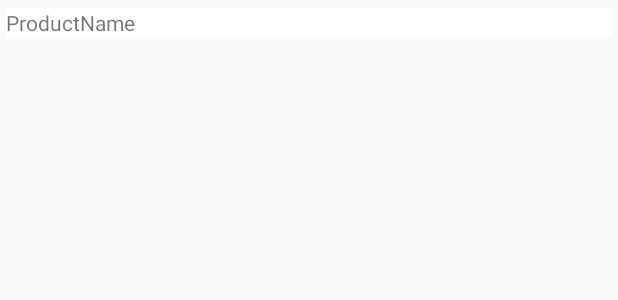
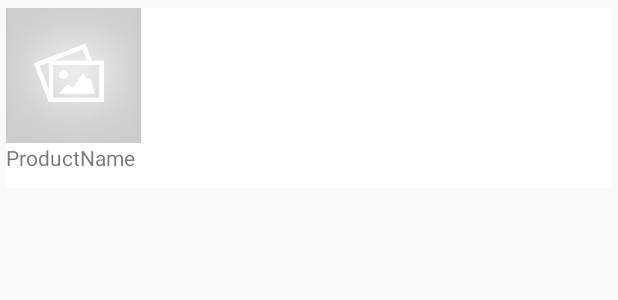
Before and after one commit to Benardi/ISellHere-Client, an Android app: the layout products_card_view.xml on its own in the app's theme, with its tools: preview values and no code run, on a phone screen of 412 x 824 dp. Shown: the top 300 px of the screen. Run offline under Robolectric (Android 15) with nearby library versions, the light colour scheme and no system bars; network calls fail.

Commit message:
Fixed bug

```diff
--- a/app/src/main/java/com/example/grupoes/projetoes/activities/EditProductActivity.java
+++ b/app/src/main/java/com/example/grupoes/projetoes/activities/EditProductActivity.java
@@ -39,7 +39,7 @@ public class EditProductActivity extends AppCompatActivity {
         super.onCreate(savedInstanceState);
         setContentView(R.layout.activity_edit_product);
 
-        Intent intent = getIntent();
+        final Intent intent = getIntent();
         final String nameProduct = intent.getExtras().getString("PRODUCT_NAME");
         product = ProductController.getInstance().findProductByName(nameProduct);
 
@@ -69,7 +69,9 @@ public class EditProductActivity extends AppCompatActivity {
                         productDescription.getText().toString(), Double.valueOf(productPrice.getText().toString()),
                         ((BitmapDrawable) productImage.getDrawable()).getBitmap(),
                         getApplicationContext());
-                finish();
+
+                Intent intent1 = new Intent(EditProductActivity.this, ProductActivity.class);
+                intent1.putExtra("PRODUCT_NAME", product.getProductName());
             }
         });
     }
--- a/app/src/main/java/com/example/grupoes/projetoes/activities/ProductActivity.java
+++ b/app/src/main/java/com/example/grupoes/projetoes/activities/ProductActivity.java
@@ -59,6 +59,8 @@ public class ProductActivity extends AppCompatActivity {
             @Override
             public void onClick(View v) {
                 ProductController.getInstance().deleteProduct(productName, getApplicationContext());
+                Intent intent = new Intent(ProductActivity.this, PointOfSaleActivity.class);
+                intent.putExtra("POINT_NAME", product.getPointOfSale());
             }
         });
 
--- a/app/src/main/java/com/example/grupoes/projetoes/util/ProductAdapter.java
+++ b/app/src/main/java/com/example/grupoes/projetoes/util/ProductAdapter.java
@@ -44,8 +44,9 @@ public class ProductAdapter extends RecyclerView.Adapter<ProductAdapter.CustomVi
         final Product item = itens.get(i);
 
         customViewHolder.textView.setText(item.getProductName());
+        customViewHolder.imageView.setImageBitmap(UtilOperations.StringToBitMap(item.getProductImage()));
 
-        customViewHolder.textView.setOnClickListener(new View.OnClickListener() {
+        customViewHolder.imageView.setOnClickListener(new View.OnClickListener() {
             @Override
             public void onClick(View v) {
                 Intent i = new Intent(mContext, ProductActivity.class);
@@ -64,10 +65,12 @@ public class ProductAdapter extends RecyclerView.Adapter<ProductAdapter.CustomVi
 
     class CustomViewHolder extends RecyclerView.ViewHolder {
         public TextView textView;
+        public ImageView imageView;
 
         public CustomViewHolder(View view) {
             super(view);
             this.textView = (TextView) view.findViewById(R.id.title_pos_product);
+            this.imageView = (ImageView) view.findViewById(R.id.thumbnail_product_adapter);
         }
     }
 }
--- a/app/src/main/res/layout/activity_edit_product.xml
+++ b/app/src/main/res/layout/activity_edit_product.xml
@@ -21,7 +21,7 @@
         android:layout_marginBottom="15sp"
         android:layout_marginStart="13sp"
         android:layout_marginTop="15sp"
-        android:background="@android:drawable/ic_menu_camera" />
+        android:src="@android:drawable/ic_menu_camera" />
 
     <Button
         android:text="@string/editProductImagemButton"
--- a/app/src/main/res/layout/products_card_view.xml
+++ b/app/src/main/res/layout/products_card_view.xml
@@ -11,7 +11,14 @@
 
     <RelativeLayout
         android:layout_width="match_parent"
-        android:layout_height="wrap_content">
+        android:layout_height="120sp">
+
+        <ImageView
+            android:layout_width="90sp"
+            android:layout_height="90sp"
+            android:scaleType="centerCrop"
+            android:src="@drawable/default_thumbnail"
+            android:id="@+id/thumbnail_product_adapter"/>
 
         <TextView
             android:id="@+id/title_pos_product"
@@ -19,7 +26,9 @@
             android:layout_width="match_parent"
             android:layout_height="wrap_content"
             android:maxLines="1"
-            android:clickable="true"/>
+            android:clickable="true"
+            android:layout_below="@+id/thumbnail_product_adapter" />
 
     </RelativeLayout>
+
 </android.support.v7.widget.CardView>
```
Also changed, not shown: app/src/main/java/com/example/grupoes/projetoes/activities/PointOfSaleActivity.java (+12 -46 lines), app/src/main/java/com/example/grupoes/projetoes/tasks/DownloadProducts.java (added, +52 -0 lines).
